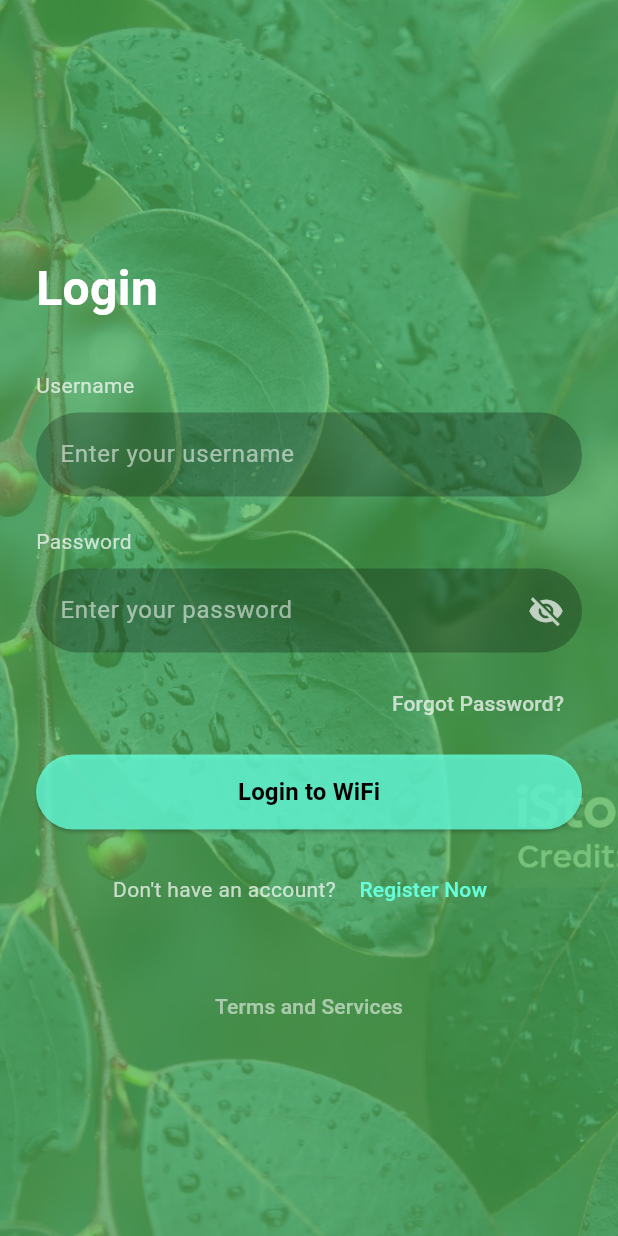
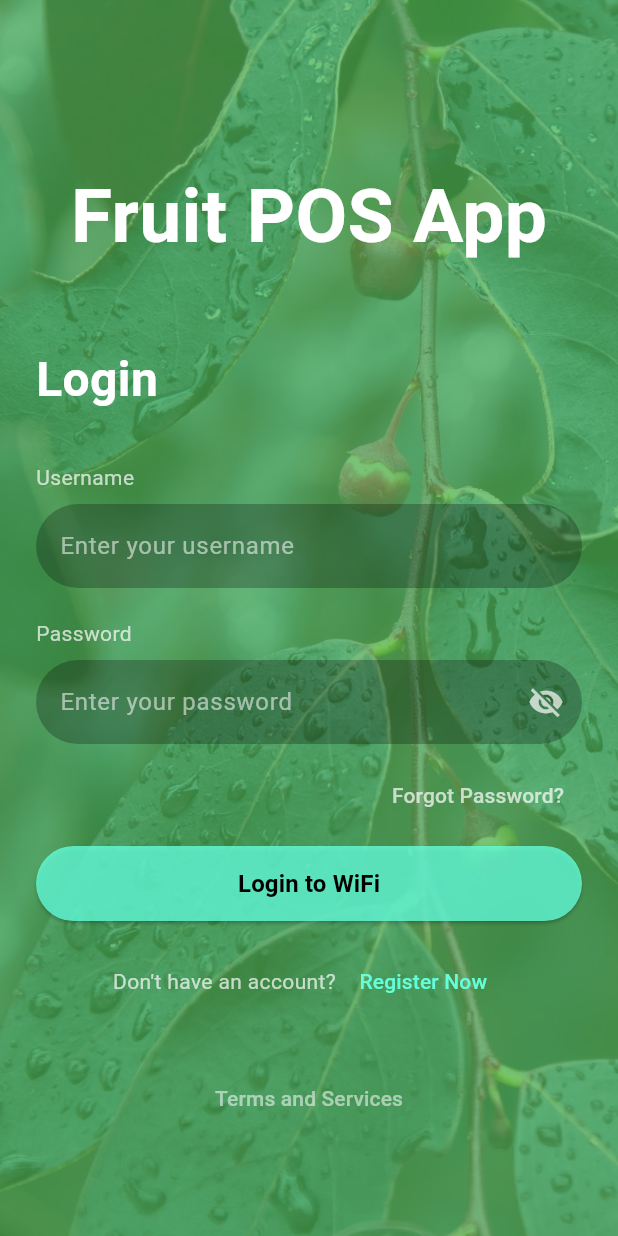
Before and after one commit to Marcs-Dev256/Fruit-Shop-Management-System, a Flutter app: the screen it shows after launch, on a phone screen of 412 x 824 dp. Run offline on Flutter 3.47's test engine with Material 3 defaults, Android fonts, the phone set to English and light mode, and no system bars.

Commit message:
background ok

```diff
--- a/lib/screens/login_screen.dart
+++ b/lib/screens/login_screen.dart
@@ -1,4 +1,5 @@
 import 'package:flutter/material.dart';
+import 'package:fruit_shop_ms/screens/home_screen.dart';
 
 class LoginScreen extends StatefulWidget {
   const LoginScreen({super.key});
@@ -29,9 +30,7 @@ class _LoginScreenState extends State<LoginScreen> {
           ),
 
           // 🔹 Green overlay
-          Container(
-            color: Colors.green.withOpacity(0.75),
-          ),
+          Container(color: Colors.green.withOpacity(0.75)),
 
           // 🔹 Login content
           Center(
@@ -42,6 +41,18 @@ class _LoginScreenState extends State<LoginScreen> {
                 children: [
                   const SizedBox(height: 40),
 
+                  Center(
+                    child: const Text(
+                      'Fruit POS App',
+                      style: TextStyle(
+                        color: Colors.white,
+                        fontSize: 50,
+                        fontWeight: FontWeight.bold,
+                      ),
+                    ),
+                  ),
+
+                  const SizedBox(height: 50),
                   const Text(
                     'Login',
                     style: TextStyle(
@@ -130,10 +141,16 @@ class _LoginScreenState extends State<LoginScreen> {
                     width: double.infinity,
                     height: 50,
                     child: ElevatedButton(
-                      onPressed: () {},
+                      onPressed: () {
+                        Navigator.push(
+                          context,
+                          MaterialPageRoute(
+                            builder: (context) => const HomeScreen(),
+                          ),
+                        );
+                      },
                       style: ElevatedButton.styleFrom(
-                        backgroundColor:
-                            Colors.tealAccent.withOpacity(0.8),
+                        backgroundColor: Colors.tealAccent.withOpacity(0.8),
                         shape: RoundedRectangleBorder(
                           borderRadius: BorderRadius.circular(30),
                         ),
```
Also changed, not shown: assets/images/fruitbg.jpg.
